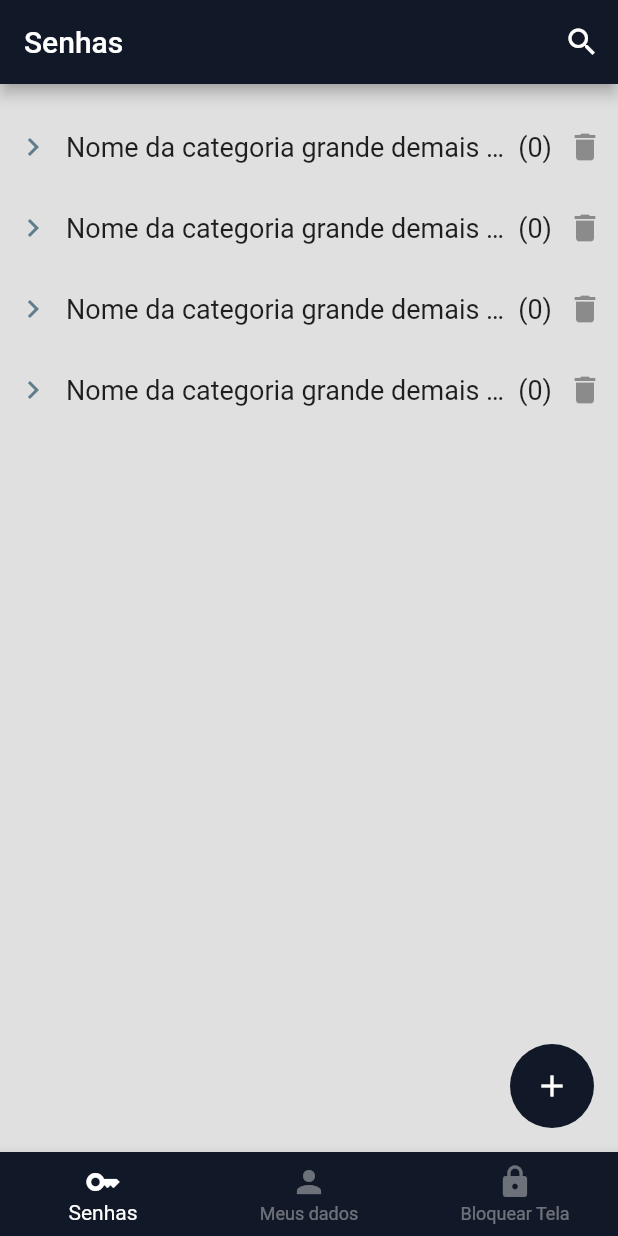
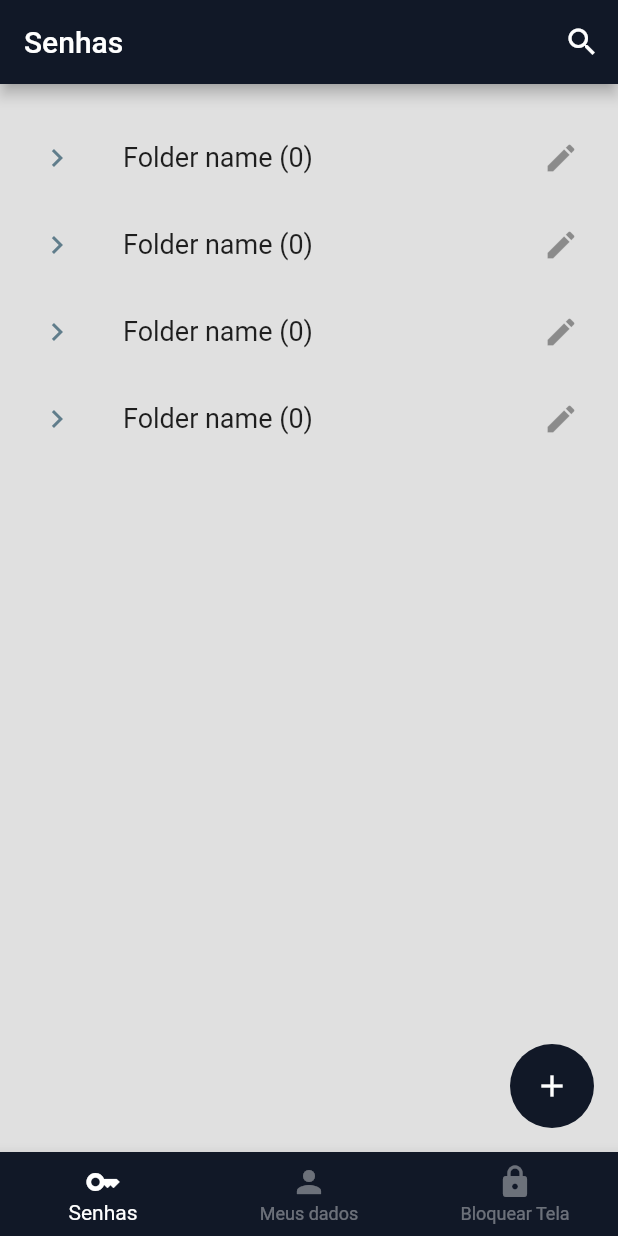
Before and after one commit to lluukinha/winkle-app, a Flutter app: the DashboardScreen screen opened by its route, on a phone screen of 412 x 824 dp. Run offline on Flutter 3.47's test engine with Material 2 defaults, Android fonts, the phone set to English and light mode, and no system bars; network calls fail.

```diff
--- a/lib/Components/Dashboard/Passwords/password_folder.dart
+++ b/lib/Components/Dashboard/Passwords/password_folder.dart
@@ -34,37 +34,23 @@ class _PasswordFolderState extends State<PasswordFolder> {
   @override
   Widget build(BuildContext context) {
     return Padding(
-        padding: const EdgeInsets.all(10),
+        padding: const EdgeInsets.fromLTRB(10, 5, 10, 5),
         child: Column(
           children: [
-            Row(
-              mainAxisAlignment: MainAxisAlignment.spaceBetween,
-              children: [
-                Expanded(
-                    child: Row(
-                        mainAxisAlignment: MainAxisAlignment.start,
-                        children: [
-                      TextButton(
-                          style: folderButtonStyle(),
-                          onPressed: togglePasswords,
-                          child: Icon(toggleFolderIcon())),
-                      SizedBox(width: spaceBetweenIcons),
-                      Expanded(
-                          child: Text(
-                        'Nome da categoria grande demais da conta',
-                        style: TextStyle(fontSize: folderTextSize),
-                        overflow: TextOverflow.ellipsis,
-                      )),
-                      Text('(0)', style: TextStyle(fontSize: folderTextSize)),
-                    ])),
-                SizedBox(width: spaceBetweenIcons),
-                TextButton(
-                    style: folderButtonStyle(),
-                    onPressed: null,
-                    child: const Icon(Icons.delete))
-              ],
+            ListTile(
+              leading: TextButton(
+                style: folderButtonStyle(),
+                onPressed: togglePasswords,
+                child: Icon(toggleFolderIcon()),
+              ),
+              title: Text("Folder name (0)",
+                  style: TextStyle(fontSize: folderTextSize)),
+              dense: true,
+              trailing: TextButton(
+                  style: folderButtonStyle(),
+                  onPressed: null,
+                  child: const Icon(Icons.create)),
             ),
-            const SizedBox(height: 10),
             Visibility(
                 visible: isShowingPasswords,
                 child: Column(
```
Also changed, not shown: lib/Components/Dashboard/Passwords/password_card.dart (+48 -4 lines).
